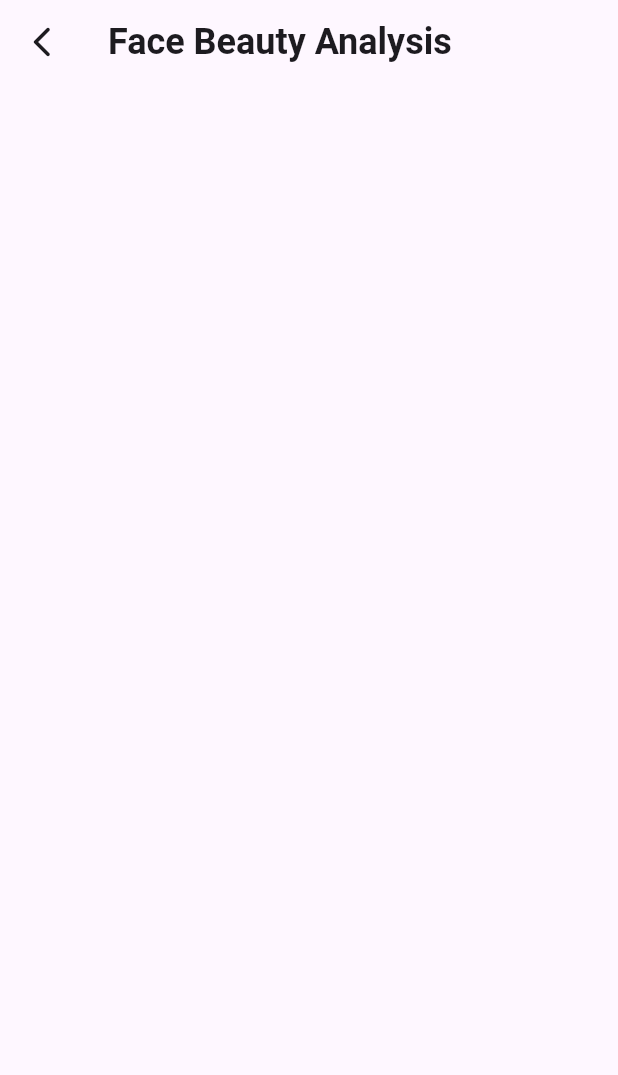
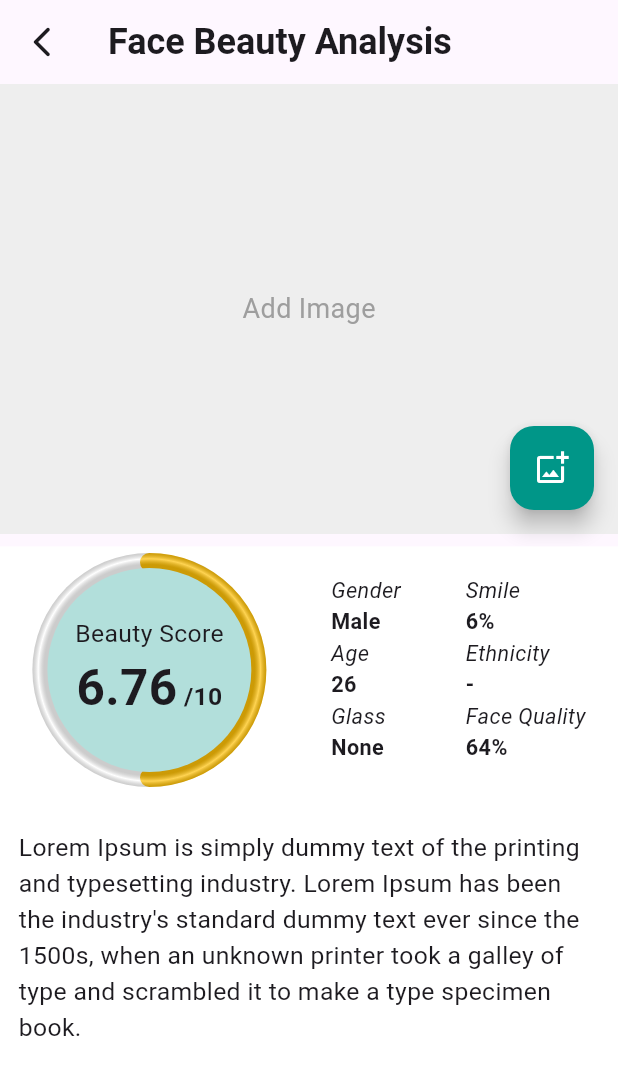
Before and after one commit to IzzaTech-Hub/face-scanner, a Flutter app: the FaceBeautyAnalysis screen opened by its route, on a phone screen of 412 x 824 dp. Shown: the top 1075 px of the screen. Run offline on Flutter 3.47's test engine with Material 3 defaults, Android fonts, the phone set to English and light mode, and no system bars; our stand-ins replace cached_network_image, dotted_border, get, google_generative_ai, image_picker, shimmer.

Commit message:
face beauty analysis

```diff
--- a/lib/app/modules/face_beauty_analysis/controller/face_beauty_analysis_ctl.dart
+++ b/lib/app/modules/face_beauty_analysis/controller/face_beauty_analysis_ctl.dart
@@ -1,6 +1,20 @@
+import 'dart:developer';
+import 'dart:io';
+
 import 'package:get/get.dart';
+import 'package:image_picker/image_picker.dart';
 
 class FaceBeautyAnalysisCtl extends GetxController {
+  var selectedImage = Rx<File?>(null);
+  RxInt selectedIndex = 0.obs;
+  Rx<bool> isScanning = false.obs;
+  RxString score = "6.76".obs;
+  RxString gender = "Male".obs;
+  RxString smile = "6".obs;
+  RxString age = "26".obs;
+  RxString ethnicity = "-".obs;
+  RxString glass = "None".obs;
+  RxString face_quality = "64".obs;
   @override
   void onInit() {
     // TODO: implement onInit
@@ -12,4 +26,15 @@ class FaceBeautyAnalysisCtl extends GetxController {
     // TODO: implement onClose
     super.onClose();
   }
+
+  Future<void> pickImage(ImageSource source) async {
+    final ImagePicker picker = ImagePicker();
+    final pickedFile = await picker.pickImage(source: source);
+
+    if (pickedFile != null) {
+      selectedImage.value = File(pickedFile.path);
+      log("Picked Image");
+      // startScanningImage(selectedImage.value!);
+    }
+  }
 }
--- a/lib/app/modules/face_beauty_analysis/views/face_beauty_analysis.dart
+++ b/lib/app/modules/face_beauty_analysis/views/face_beauty_analysis.dart
@@ -1,8 +1,11 @@
+import 'package:face_scanner/app/modules/face_beauty_analysis/controller/face_beauty_analysis_ctl.dart';
+import 'package:face_scanner/app/modules/home/views/helping_widgets/circular_graph.dart';
 import 'package:face_scanner/app/utills/size_config.dart';
 import 'package:flutter/material.dart';
 import 'package:get/get.dart';
+import 'package:image_picker/image_picker.dart';
 
-class FaceBeautyAnalysis extends StatelessWidget {
+class FaceBeautyAnalysis extends GetView<FaceBeautyAnalysisCtl> {
   const FaceBeautyAnalysis({super.key});
 
   @override
@@ -19,111 +22,215 @@ class FaceBeautyAnalysis extends StatelessWidget {
             },
             child: Icon(Icons.arrow_back_ios_new_rounded)),
       ),
-      // body: SingleChildScrollView(
-      //   child: Column(
-      //     children: [
-      //       Obx(
-      //         () => Stack(
-      //           children: [
-      //             controller.selectedImage.value != null
-      //                 ? Container(
-      //                     width: double.infinity,
-      //                     height: 300,
-      //                     child: Image.file(
-      //                       controller.selectedImage.value!,
-      //                       fit: BoxFit.fill,
-      //                     ),
-      //                   )
-      //                 : Container(
-      //                     width: double.infinity,
-      //                     height: 300,
-      //                     decoration:
-      //                         BoxDecoration(color: Colors.grey.shade200),
-      //                     child: Center(
-      //                       child: Text(
-      //                         "Add Image",
-      //                         style:
-      //                             TextStyle(fontSize: 18, color: Colors.grey),
-      //                       ),
-      //                     ),
-      //                   ),
-      //             Positioned(
-      //               right: 16.0,
-      //               bottom: 16.0,
-      //               child: FloatingActionButton(
-      //                 onPressed: () {
-      //                   showDialog(
-      //                       context: context,
-      //                       builder: (BuildContext context) {
-      //                         return AlertDialog(
-      //                           shape: RoundedRectangleBorder(
-      //                               borderRadius: BorderRadius.circular(8)),
-      //                           content: Column(
-      //                             mainAxisSize: MainAxisSize.min,
-      //                             children: [
-      //                               Text(
-      //                                 'Choose Image',
-      //                                 style: TextStyle(
-      //                                   fontSize: 20,
-      //                                   fontWeight: FontWeight.bold,
-      //                                 ),
-      //                               ),
-      //                               Row(
-      //                                 mainAxisAlignment:
-      //                                     MainAxisAlignment.spaceEvenly,
-      //                                 children: [
-      //                                   GestureDetector(
-      //                                       onTap: () async {
-      //                                         await controller.pickImage(
-      //                                             ImageSource.camera);
-      //                                         Get.to(() => scanner_method());
-      //                                       },
-      //                                       child: _buildImageOption(
-      //                                           Icons.camera_alt, 'Camera')),
-      //                                   GestureDetector(
-      //                                       onTap: () async {
-      //                                         await controller.pickImage(
-      //                                             ImageSource.gallery);
-      //                                         Get.to(() => scanner_method());
-      //                                       },
-      //                                       child: _buildImageOption(
-      //                                           Icons.image, 'Gallery')),
-      //                                 ],
-      //                               ),
-      //                             ],
-      //                           ),
-      //                         );
-      //                       });
-      //                 },
-      //                 shape: RoundedRectangleBorder(
-      //                     borderRadius: BorderRadius.circular(16)),
-      //                 backgroundColor: Colors.teal,
-      //                 child: Icon(
-      //                   Icons.add_photo_alternate_outlined,
-      //                   color: Colors.white,
-      //                 ),
-      //               ),
-      //             ),
-      //           ],
-      //         ),
-      //       ),
-      //       verticalSpace(16),
-      //       Container(
-      //         height: 240,
-      //         width: 350,
-      //         decoration: BoxDecoration(
-      //             color: Colors.white, borderRadius: BorderRadius.circular(16)),
-      //         child: Padding(
-      //           padding: EdgeInsets.all(16),
-      //           child: Text(
-      //             "Definition. A paragraph is a group of related sentences that support one main idea. In general, paragraphs consist of three parts: the topic sentence, body sentences, and the concluding or the bridge sentence to the next paragraph or section of the paper.",
-      //             style: TextStyle(fontSize: 16, color: Colors.black),
-      //           ),
-      //         ),
-      //       ),
-      //     ],
-      //   ),
-      // ),
+      body: SingleChildScrollView(
+        child: Column(
+          children: [
+            Obx(
+              () => Stack(
+                children: [
+                  controller.selectedImage.value != null
+                      ? Container(
+                          width: double.infinity,
+                          height: 300,
+                          child: Image.file(
+                            controller.selectedImage.value!,
+                            fit: BoxFit.fill,
+                          ),
+                        )
+                      : Container(
+                          width: double.infinity,
+                          height: 300,
+                          decoration:
+                              BoxDecoration(color: Colors.grey.shade200),
+                          child: Center(
+                            child: Text(
+                              "Add Image",
+                              style:
+                                  TextStyle(fontSize: 18, color: Colors.grey),
+                            ),
+                          ),
+                        ),
+                  Positioned(
+                    right: 16.0,
+                    bottom: 16.0,
+                    child: FloatingActionButton(
+                      onPressed: () {
+                        showDialog(
+                            context: context,
+                            builder: (BuildContext context) {
+                              return AlertDialog(
+                                shape: RoundedRectangleBorder(
+                                    borderRadius: BorderRadius.circular(8)),
+                                content: Column(
+                                  mainAxisSize: MainAxisSize.min,
+                                  children: [
+                                    Text(
+                                      'Choose Image',
+                                      style: TextStyle(
+                                        fontSize: 20,
+                                        fontWeight: FontWeight.bold,
+                                      ),
+                                    ),
+                                    Row(
+                                      mainAxisAlignment:
+                                          MainAxisAlignment.spaceEvenly,
+                                      children: [
+                                        GestureDetector(
+                                            onTap: () async {
+                                              await controller.pickImage(
+                                                  ImageSource.camera);
+                                              Get.back();
+                                              // Get.to(() => scanner_method());
+                                            },
+                                            child: _buildImageOption(
+                                                Icons.camera_alt, 'Camera')),
+                                        GestureDetector(
+                                            onTap: () async {
+                                              await controller.pickImage(
+                                                  ImageSource.gallery);
+                                              Get.back();
+                                              // Get.to(() => scanner_method());
+                                            },
+                                            child: _buildImageOption(
+                                                Icons.image, 'Gallery')),
+                                      ],
+                                    ),
+                                  ],
+                                ),
+                              );
+                            });
+                      },
+                      shape: RoundedRectangleBorder(
+                          borderRadius: BorderRadius.circular(16)),
+                      backgroundColor: Colors.teal,
+                      child: Icon(
+                        Icons.add_photo_alternate_outlined,
+                        color: Colors.white,
+                      ),
+                    ),
+                  ),
+                ],
+              ),
+            ),
+            Container(
+              margin: EdgeInsets.only(top: SizeConfig.blockSizeVertical * 1),
+              height: SizeConfig.blockSizeVertical * 50,
+              width: SizeConfig.screenWidth,
+              decoration: BoxDecoration(color: Colors.white),
+              child: Column(
+                children: [
+                  Row(
+                    mainAxisAlignment: MainAxisAlignment.spaceAround,
+                    children: [
+                      Stack(
+                        alignment: Alignment.center,
+                        children: [
+                          Graph(
+                            size: SizeConfig.blockSizeVertical * 25,
+                            color: Colors.amber,
+                            progress: 0.5,
+                          ),
+                          Container(
+                            height: SizeConfig.blockSizeVertical * 20,
+                            width: SizeConfig.blockSizeHorizontal * 33,
+                            decoration: BoxDecoration(
+                                color: Colors.teal.shade100,
+                                shape: BoxShape.circle),
+                            child: Column(
+                              mainAxisAlignment: MainAxisAlignment.center,
+                              children: [
+                                Text(
+                                  "Beauty Score",
+                                  style: TextStyle(
+                                      fontSize:
+                                          SizeConfig.blockSizeHorizontal * 4),
+                                ),
+                                Text.rich(
+                                  TextSpan(
+                                    children: [
+                                      TextSpan(
+                                          text: "6.76",
+                                          style: TextStyle(
+                                              fontSize: SizeConfig
+                                                      .blockSizeHorizontal *
+                                                  8,
+                                              fontWeight: FontWeight.bold)),
+                                      TextSpan(
+                                        text: " /10",
+                                        style: TextStyle(
+                                            fontSize:
+                                                SizeConfig.blockSizeHorizontal *
+                                                    4,
+                                            fontWeight: FontWeight.bold),
+                                      ),
+                                    ],
+                                  ),
+                                )
+                              ],
+                            ),
+                          ),
+                        ],
+                      ),
+                      Obx(
+                        () => Column(
+                          crossAxisAlignment: CrossAxisAlignment.start,
+                          children: [
+                            simple_text("Gender"),
+                            bold_text("${controller.gender.value}"),
+                            simple_text("Age"),
+                            bold_text("${controller.age.value}"),
+                            simple_text("Glass"),
+                            bold_text("${controller.glass.value}")
+                          ],
+                        ),
+                      ),
+                      Column(
+                        crossAxisAlignment: CrossAxisAlignment.start,
+                        children: [
+                          simple_text("Smile"),
+                          bold_text("${controller.smile.value}%"),
+                          simple_text("Ethnicity"),
+                          bold_text("${controller.ethnicity.value}"),
+                          simple_text("Face Quality"),
+                          bold_text("${controller.face_quality.value}%")
+                        ],
+                      ),
+                    ],
+                  ),
+                  Container(
+                    padding: EdgeInsets.symmetric(
+                        horizontal: SizeConfig.blockSizeHorizontal * 3,
+                        vertical: SizeConfig.blockSizeVertical * 3),
+                    child: Text(
+                      "Lorem Ipsum is simply dummy text of the printing and typesetting industry. Lorem Ipsum has been the industry's standard dummy text ever since the 1500s, when an unknown printer took a galley of type and scrambled it to make a type specimen book.",
+                      style: TextStyle(
+                          fontSize: SizeConfig.blockSizeHorizontal * 4),
+                    ),
+                  )
+                ],
+              ),
+            )
+          ],
+        ),
+      ),
+    );
+  }
+
+  Text bold_text(String bold_text_1) {
+    return Text(
+      bold_text_1,
+      style: TextStyle(
+          fontSize: SizeConfig.blockSizeHorizontal * 3.5,
+          fontWeight: FontWeight.bold),
+    );
+  }
+
+  Text simple_text(String simple_text_1) {
+    return Text(
+      simple_text_1,
+      style: TextStyle(
+          fontSize: SizeConfig.blockSizeHorizontal * 3.5,
+          fontStyle: FontStyle.italic),
     );
   }
 
--- /dev/null
+++ b/lib/app/modules/home/views/helping_widgets/circular_graph.dart
@@ -0,0 +1,134 @@
+import 'package:flutter/material.dart';
+import 'dart:math';
+
+var thickness = 25;
+
+class Graph extends StatelessWidget {
+  var padsize = 50;
+  Color bgcolor = Colors.white.withOpacity(0.9);
+  Graph({
+    super.key,
+    required this.size,
+    required this.color,
+    required this.progress,
+  });
+
+  double size;
+  Color color;
+  double progress;
+  @override
+  Widget build(BuildContext context) {
+    return Center(
+      child: Stack(
+        alignment: Alignment.center,
+        children: [
+          Container(
+              width: size - padsize,
+              height: size - padsize,
+              decoration: BoxDecoration(
+                shape: BoxShape.circle,
+                color: Colors.white,
+              )),
+          CustomPaint(
+            size: Size(size - padsize, size - padsize),
+            painter:
+                CircularProgressPainter(progress: progress, thiscolor: color),
+          ),
+          Container(
+            width: size - padsize,
+            height: size - padsize,
+            decoration: BoxDecoration(
+              shape: BoxShape.circle,
+              gradient: RadialGradient(
+                colors: [
+                  // const Color.fromARGB(255, 255, 81, 69),
+                  // // const Color.fromARGB(255, 98, 7, 0),
+                  // const Color.fromARGB(255, 255, 197, 193),
+                  // const Color.fromARGB(255, 255, 81, 69),
+                  // const Color.fromARGB(255, 98, 7, 0),
+                  Colors.black.withOpacity(0.2),
+                  // Colors.transparent,
+                  Colors.white.withOpacity(0.3),
+                  Colors.black.withOpacity(0.2),
+                  // color.bgdark.withOpacity(customopacity),
+                  // color.bglight.withOpacity(customopacity),
+                  // color.bgdark.withOpacity(customopacity),
+                ],
+                stops: [0.9, 0.95, 1],
+              ),
+            ),
+          ),
+          Center(
+            child: Container(
+              width: size -
+                  padsize -
+                  thickness, // Size of the inner circle (smaller to create a border effect)
+              height: size - padsize - thickness,
+              decoration: BoxDecoration(
+                shape: BoxShape.circle,
+                color: bgcolor, // Inner circle background color
+              ),
+            ),
+          ),
+        ],
+      ),
+    );
+  }
+}
+
+class CircularProgressPainter extends CustomPainter {
+  double progress; // Progress value from 0.0 to 1.0
+  Color thiscolor;
+  CircularProgressPainter({required this.progress, required this.thiscolor});
+
+  @override
+  void paint(Canvas canvas, Size size) {
+    double strokeWidth = thickness / 2; // Thickness of the progress bar
+
+    // Define center and radius for the circle
+    Offset center = Offset(size.width / 2, size.height / 2);
+    double radius = (size.width / 2) - strokeWidth / 2;
+
+    // Background circle (empty progress bar)
+    Paint backgroundPaint = Paint()
+      ..color = Colors.transparent
+      ..strokeWidth = strokeWidth
+      ..style = PaintingStyle.stroke
+      ..strokeCap = StrokeCap.round; // Rounded edges for the progress bar
+
+    // Draw the background circle
+    canvas.drawCircle(center, radius, backgroundPaint);
+
+    // Paint for the progress arc
+    Paint progressPaint = Paint()
+      ..color = thiscolor
+      ..strokeWidth = strokeWidth
+      ..style = PaintingStyle.stroke
+      ..strokeCap = StrokeCap.round; // Rounded edges for the progress bar
+
+    // Define start angle and sweep angle for the progress arc
+    double startAngle = -pi / 2; // Start from the top of the circle
+    double sweepAngle =
+        2 * pi * progress; // The amount of the circle to be filled
+
+    // Draw the progress arc
+    canvas.drawArc(Rect.fromCircle(center: center, radius: radius), startAngle,
+        sweepAngle, false, progressPaint);
+
+    // Create a path for the inner container
+    Paint innerContainerPaint = Paint()
+      ..color = Colors.white // Color of the inner container
+      ..style = PaintingStyle.fill; // Fill the inner container
+
+    // Define the inner container size
+    double innerRadius = radius * 0.8; // Inner radius (80% of the outer radius)
+
+    // Draw the inner container as a filled circle
+    canvas.drawCircle(center, innerRadius, innerContainerPaint);
+  }
+
+  @override
+  bool shouldRepaint(CircularProgressPainter oldDelegate) {
+    return oldDelegate.progress != progress; // Repaint if progress changes
+  }
+}
--- a/lib/app/modules/home/views/home_view.dart
+++ b/lib/app/modules/home/views/home_view.dart
@@ -24,6 +24,10 @@ class HomeView extends StatelessWidget {
       body: Column(
         children: [
           Center(
+            child: GestureDetector(
+              onTap: () {
+                Get.toNamed(Routes.FACEBEAUTYANALYSIS);
+              },
               child: Container(
                 margin: EdgeInsets.only(top: SizeConfig.blockSizeVertical * 2),
                 width: SizeConfig.blockSizeHorizontal * 92,
@@ -79,6 +83,7 @@ class HomeView extends StatelessWidget {
                       ],
                     )
                   ],
+                ),
               ),
             ),
           ),
--- a/lib/app/routes/app_pages.dart
+++ b/lib/app/routes/app_pages.dart
@@ -1,5 +1,6 @@
 import 'package:face_scanner/app/modules/beauty_score/binding/beauty_score_binding.dart';
 import 'package:face_scanner/app/modules/celebrity_look/binding/celebrity_look_binding.dart';
+import 'package:face_scanner/app/modules/face_beauty_analysis/binding/face_beauty_analysis_binding.dart';
 import 'package:face_scanner/app/modules/face_reading/binding/face_reading_binding.dart';
 import 'package:face_scanner/app/modules/home/binding/home_view_binding.dart';
 import 'package:face_scanner/app/modules/beauty_score/view/beauty_score.dart';
@@ -9,13 +10,6 @@ import 'package:face_scanner/app/modules/face_beauty_analysis/views/face_beauty_
 import 'package:face_scanner/app/modules/face_reading/view/face_reading.dart';
 import 'package:face_scanner/app/modules/home/views/home_view.dart';
 import 'package:get/get.dart';
-
-import '../modules/celebrity_look/binding/celebrity_look_binding.dart';
-import '../modules/face_reading/binding/face_reading_binding.dart';
-import '../modules/home/binding/home_view_binding.dart';
-import '../modules/celebrity_look/view/celebrity_look.dart';
-import '../modules/face_reading/view/face_reading.dart';
-import '../modules/home/views/home_view.dart';
 import '../modules/temp/bindings/temp_binding.dart';
 import '../modules/temp/views/temp_view.dart';
 
@@ -60,6 +54,6 @@ class AppPages {
     GetPage(
         name: _Paths.FACEBEAUTYANALYSIS,
         page: () => FaceBeautyAnalysis(),
-        binding: FaceReadingBinding()),
+        binding: FaceBeautyAnalysisBinding()),
   ];
 }
```
Lines whose indentation alone changed are shown as unchanged.
